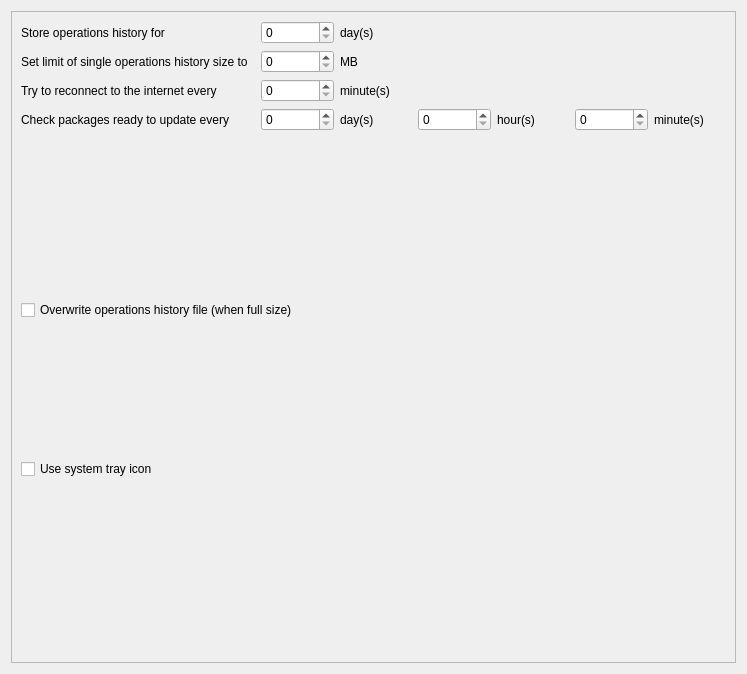
First picture: the form in src/src/generalsettings.ui, repository juliagoda/pak-gui, before the edit.
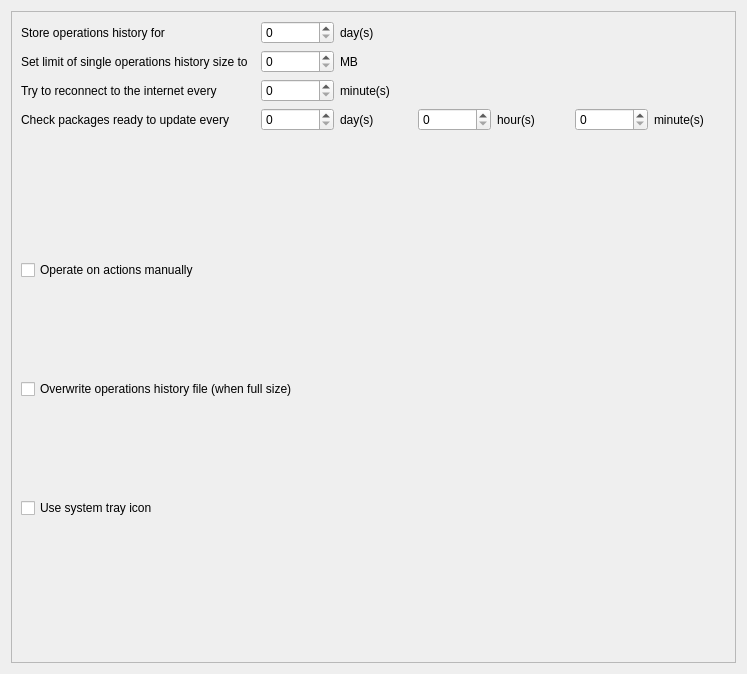
Second picture: the form after the edit.

Commit message: Added new setting - manual operations

Diff of the .ui file:
```diff
--- a/src/src/generalsettings.ui
+++ b/src/src/generalsettings.ui
@@ -150,6 +150,16 @@
              </property>
             </spacer>
            </item>
+           <item>
+            <widget class="QCheckBox" name="kcfg_manual_operations_checkbox">
+             <property name="toolTip">
+              <string>If checked, any action needs answer from user within preview</string>
+             </property>
+             <property name="text">
+              <string>Operate on actions manually</string>
+             </property>
+            </widget>
+           </item>
            <item>
             <widget class="QCheckBox" name="kcfg_overwrite_full_history_file">
              <property name="text">
```
The commit also changes 25 other files.
